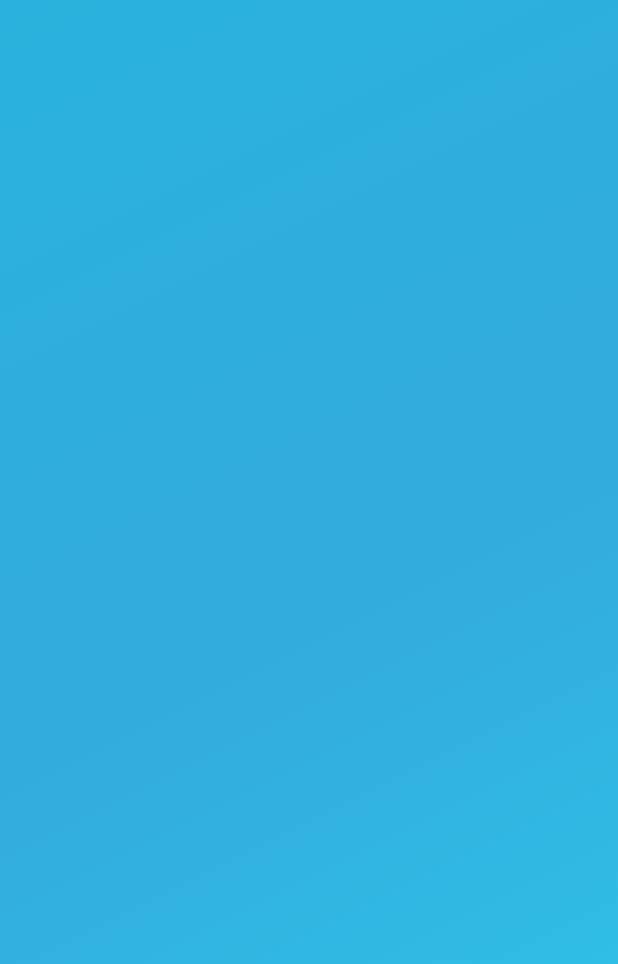
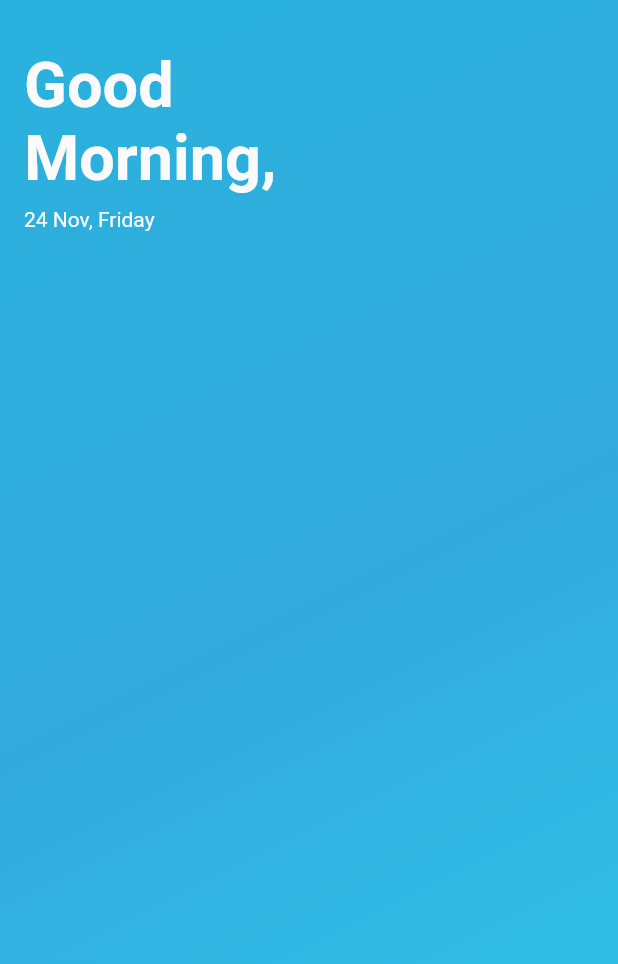
Before and after one commit to prcryx/weatherwise, a Flutter app: the screen it shows after launch, on a phone screen of 412 x 824 dp. Shown: the top 964 px of the screen. Run offline on Flutter 3.47's test engine with Material 2 defaults, Android fonts, the phone set to English and light mode, and no system bars.

Commit message:
greeting text

```diff
--- a/lib/app/presentation/screens/home/home_page.dart
+++ b/lib/app/presentation/screens/home/home_page.dart
@@ -1,6 +1,10 @@
 import 'package:flutter/material.dart';
 import 'package:weatherwise/app/presentation/themes/app_color.dart';
 import 'package:weatherwise/app/presentation/themes/custom_theme.dart';
+import 'package:weatherwise/app/presentation/widget/spacers.dart';
+import 'package:weatherwise/constants/layout_constants.dart';
+
+import '../../widget/greeting_text.dart';
 
 class HomePage extends StatefulWidget {
   const HomePage({super.key});
@@ -19,10 +23,16 @@ class _HomePageState extends State<HomePage> {
               .backgroundGradient),
       child: Scaffold(
         backgroundColor: AppColor.transparent,
-        body: Column(
-          children: [
-
-          ],
+        body: Container(
+          padding:
+              const EdgeInsets.symmetric(horizontal: LayoutConstants.dimen_16),
+          child: Column(
+            children: [
+              const LVSpacer(),
+              GreetingText(),
+              const LVSpacer(),
+            ],
+          ),
         ),
       ),
     );
--- /dev/null
+++ b/lib/app/presentation/widget/greeting_text.dart
@@ -0,0 +1,61 @@
+import 'package:flutter/material.dart';
+import 'package:weatherwise/app/utils/datetime_format.dart';
+
+import '../../../constants/layout_constants.dart';
+import '../themes/app_color.dart';
+import 'spacers.dart';
+
+class GreetingText extends StatelessWidget {
+  final DateTime now;
+  GreetingText({super.key}) : now = DateTime.now();
+
+  String getGreeting() {
+    int hour = now.hour;
+
+    if (hour < 12) {
+      return 'Good\nMorning,';
+    } else if (hour < 17) {
+      return 'Good\nAfternoon,';
+    } else {
+      return 'Good\nEvening,';
+    }
+  }
+
+  @override
+  Widget build(BuildContext context) {
+    return Column(
+      mainAxisAlignment: MainAxisAlignment.start,
+      children: <Widget>[
+        Row(
+          children: [
+            Expanded(
+              child: Text(
+                getGreeting(),
+                style: const TextStyle(
+                  fontSize: LayoutConstants.dimen_42,
+                  fontWeight: FontWeight.bold,
+                  color: AppColor.snowDrift,
+                ),
+              ),
+            ),
+          ],
+        ),
+        const MVSpacer(),
+        Row(
+          children: [
+            Expanded(
+              child: Text(
+                now.toDDMMMDay,
+                style: const TextStyle(
+                  fontSize: LayoutConstants.dimen_14,
+                  fontWeight: FontWeight.normal,
+                  color: AppColor.snowDrift,
+                ),
+              ),
+            ),
+          ],
+        ),
+      ],
+    );
+  }
+}
--- /dev/null
+++ b/lib/app/presentation/widget/spacers.dart
@@ -0,0 +1,46 @@
+import 'package:flutter/widgets.dart';
+
+import '../../../constants/layout_constants.dart';
+
+class LVSpacer extends StatelessWidget {
+  const LVSpacer({super.key});
+
+  @override
+  Widget build(BuildContext context) {
+    return const SizedBox(
+      height: LayoutConstants.dimen_32,
+    );
+  }
+}
+
+class RVSpacer extends StatelessWidget {
+  const RVSpacer({super.key});
+
+  @override
+  Widget build(BuildContext context) {
+    return const SizedBox(
+      height: LayoutConstants.dimen_16,
+    );
+  }
+}
+class MVSpacer extends StatelessWidget {
+  const MVSpacer({super.key});
+
+  @override
+  Widget build(BuildContext context) {
+    return const SizedBox(
+      height: LayoutConstants.dimen_8,
+    );
+  }
+}
+
+class XSSpacer extends StatelessWidget {
+  const XSSpacer({super.key});
+
+  @override
+  Widget build(BuildContext context) {
+    return const SizedBox(
+      height: LayoutConstants.dimen_4,
+    );
+  }
+}
--- /dev/null
+++ b/lib/app/utils/datetime_format.dart
@@ -0,0 +1,6 @@
+import 'package:intl/intl.dart';
+
+extension DateTimeStringer on DateTime {
+  get toDDMMMDay => DateFormat('dd MMM, EEEE').format(this);
+  get toyyyyMMddWithDashSeperator => DateFormat('yyyy-MM-dd').format(this);
+}
--- /dev/null
+++ b/lib/constants/layout_constants.dart
@@ -0,0 +1,38 @@
+class LayoutConstants {
+  const LayoutConstants._();
+
+  static const defaultSvgSize = 24.0;
+
+  static const dimen_0 = 0.0;
+  static const dimen_1 = 1.0;
+  static const dimen_2 = 2.0;
+  static const dimen_4 = 4.0;
+  static const dimen_8 = 8.0;
+  static const dimen_14 = 14.0;
+  static const dimen_16 = 16.0;
+  static const dimen_18 = 18.0;
+  static const dimen_24 = 24.0;
+  static const dimen_28 = 28.0;
+  static const dimen_32 = 32.0;
+  static const dimen_36 = 36.0;
+  static const dimen_42 = 42.0;
+  static const dimen_48 = 48.0;
+  static const dimen_52 = 52.0;
+  static const dimen_56 = 56.0;
+  static const dimen_64 = 64.0;
+  static const dimen_72 = 72.0;
+  static const dimen_76 = 76.0;
+  static const dimen_84 = 84.0;
+  static const dimen_96 = 96.0;
+  static const dimen_102 = 102.0;
+  static const dimen_112 = 112.0;
+  static const dimen_128 = 128.0;
+  static const dimen_156 = 156.0;
+  static const dimen_196 = 196.0;
+  static const dimen_216 = 216.0;
+  static const dimen_224 = 224.0;
+  static const dimen_236 = 236.0;
+  static const dimen_256 = 256.0;
+  static const dimen_264 = 264.0;
+  static const dimen_296 = 296.0;
+}
--- a/pubspec.yaml
+++ b/pubspec.yaml
@@ -17,6 +17,7 @@ dependencies:
   http: ^0.13.6
   weather_icons: ^3.0.0
   kiwi: ^4.1.0
+  intl: ^0.18.1
 
 dev_dependencies:
   flutter_test:
```
Also changed, not shown: pubspec.lock.
